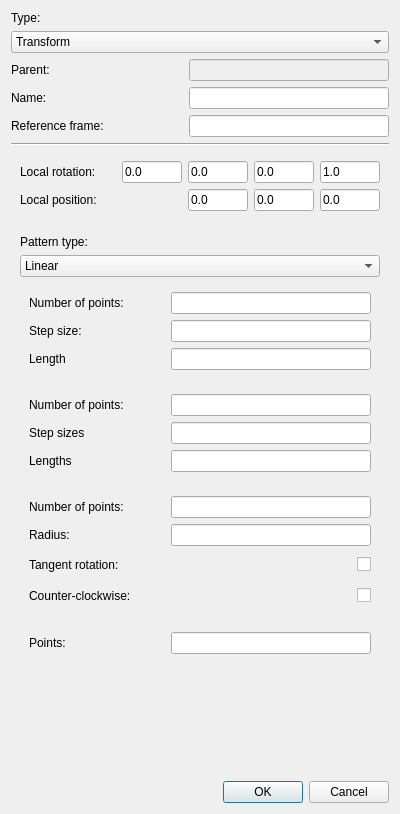
Qt form resource/create.ui (teknologisk-institut/rqt_pattern_manager) before a commit.
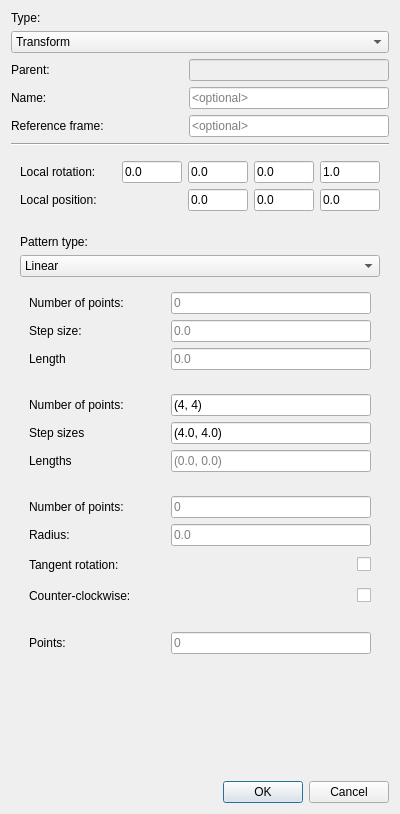
The same form after that commit.

Commit message: updated and added features to main and create widgets

```diff
--- a/resource/create.ui
+++ b/resource/create.ui
@@ -272,7 +272,7 @@
           <string/>
          </property>
          <property name="placeholderText">
-          <string extracomment="The name of the transform"/>
+          <string extracomment="The name of the transform">&lt;optional&gt;</string>
          </property>
         </widget>
        </item>
@@ -305,7 +305,7 @@
           <string/>
          </property>
          <property name="placeholderText">
-          <string extracomment="The reference frame of the transform"/>
+          <string extracomment="The reference frame of the transform">&lt;optional&gt;</string>
          </property>
         </widget>
        </item>
@@ -373,6 +373,12 @@
                <height>16777215</height>
               </size>
              </property>
+             <property name="accessibleName">
+              <string>numPoints</string>
+             </property>
+             <property name="placeholderText">
+              <string>0</string>
+             </property>
             </widget>
            </item>
           </layout>
@@ -397,6 +403,12 @@
                <height>16777215</height>
               </size>
              </property>
+             <property name="accessibleName">
+              <string>stepSize</string>
+             </property>
+             <property name="placeholderText">
+              <string>0.0</string>
+             </property>
             </widget>
            </item>
           </layout>
@@ -421,6 +433,12 @@
                <height>16777215</height>
               </size>
              </property>
+             <property name="accessibleName">
+              <string>length</string>
+             </property>
+             <property name="placeholderText">
+              <string>0.0</string>
+             </property>
             </widget>
            </item>
           </layout>
@@ -451,6 +469,15 @@
                <height>16777215</height>
               </size>
              </property>
+             <property name="accessibleName">
+              <string>numPoints2</string>
+             </property>
+             <property name="text">
+              <string>(4, 4)</string>
+             </property>
+             <property name="placeholderText">
+              <string>(0, 0)</string>
+             </property>
             </widget>
            </item>
           </layout>
@@ -475,6 +502,15 @@
                <height>16777215</height>
               </size>
              </property>
+             <property name="accessibleName">
+              <string>stepSizes</string>
+             </property>
+             <property name="text">
+              <string>(4.0, 4.0)</string>
+             </property>
+             <property name="placeholderText">
+              <string>(0.0, 0.0)</string>
+             </property>
             </widget>
            </item>
           </layout>
@@ -499,6 +535,12 @@
                <height>16777215</height>
               </size>
              </property>
+             <property name="accessibleName">
+              <string>Lengths</string>
+             </property>
+             <property name="placeholderText">
+              <string>(0.0, 0.0)</string>
+             </property>
             </widget>
            </item>
           </layout>
@@ -532,6 +574,9 @@
              <property name="layoutDirection">
               <enum>Qt::RightToLeft</enum>
              </property>
+             <property name="placeholderText">
+              <string>0</string>
+             </property>
             </widget>
            </item>
           </layout>
@@ -559,6 +604,9 @@
              <property name="layoutDirection">
               <enum>Qt::RightToLeft</enum>
              </property>
+             <property name="placeholderText">
+              <string>0.0</string>
+             </property>
             </widget>
            </item>
           </layout>
@@ -649,6 +697,12 @@
                <height>16777215</height>
               </size>
              </property>
+             <property name="accessibleName">
+              <string>points</string>
+             </property>
+             <property name="placeholderText">
+              <string>0</string>
+             </property>
             </widget>
            </item>
           </layout>
```
Left out of the diff: 26 changed lines with no effect on the pictures. The commit also changes 4 other files.
